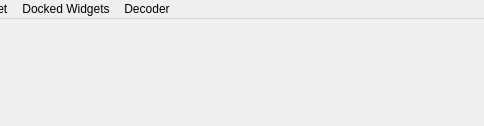
CommanderPho/pyPhoPlaceCellAnalysis, file src/pyphoplacecellanalysis/GUI/Qt/Menus/LocalMenus_AddRenderable/LocalMenus_AddRenderable.ui: the form before one commit; both pictures show x 219 to 703 and y 0 to 126 of the 703 by 126 pixel window.
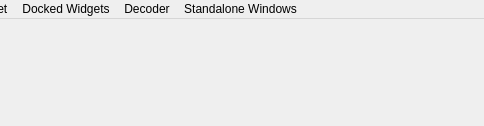
The form after the commit. Icons and pictures are not drawn.

```diff
--- a/src/pyphoplacecellanalysis/GUI/Qt/Menus/LocalMenus_AddRenderable/LocalMenus_AddRenderable.ui
+++ b/src/pyphoplacecellanalysis/GUI/Qt/Menus/LocalMenus_AddRenderable/LocalMenus_AddRenderable.ui
@@ -133,10 +133,17 @@
     </widget>
     <addaction name="menuDecoded_Epoch_Slices"/>
    </widget>
+   <widget class="QMenu" name="menuStandaloneWindows">
+    <property name="title">
+     <string>Standalone Windows</string>
+    </property>
+    <addaction name="actionSpike3DLauncher"/>
+   </widget>
    <addaction name="menuAdd_Renderable"/>
    <addaction name="menuCreate_Paired_Widget"/>
    <addaction name="menuDocked_Widgets"/>
    <addaction name="menuDecoder"/>
+   <addaction name="menuStandaloneWindows"/>
   </widget>
   <action name="actionAddTimeCurves_Position">
    <property name="text">
```
Left out of the diff: 5 changed lines with no effect on the pictures.
